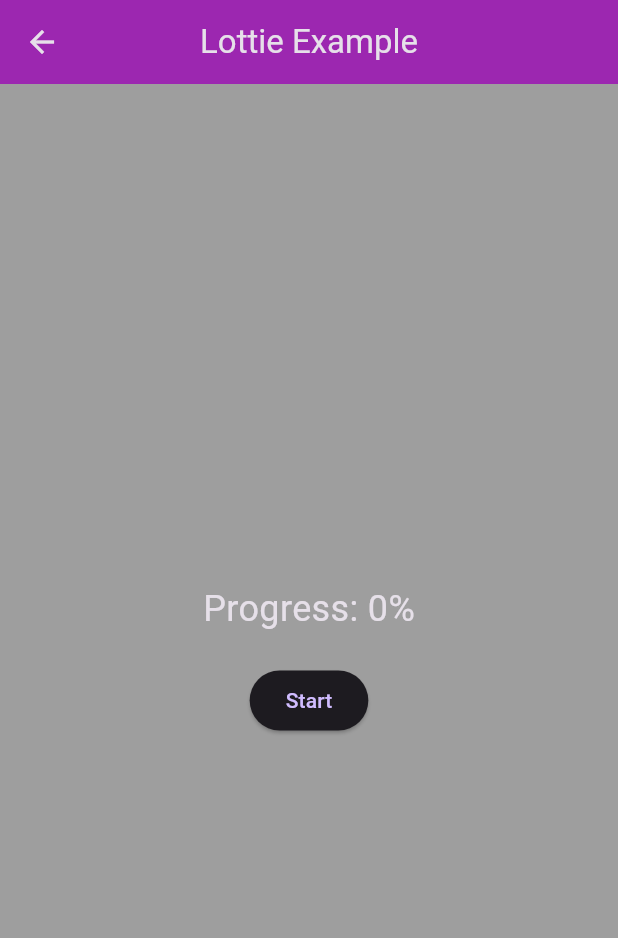
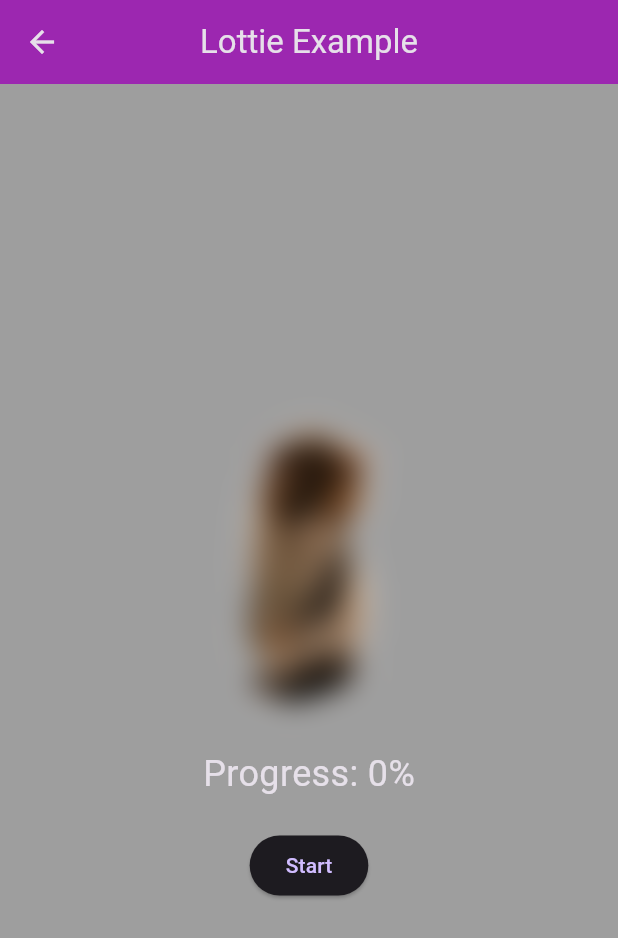
Before and after one commit to Batubttl/NeonApps, a Flutter app: the LottieExample screen opened directly, on a phone screen of 412 x 824 dp. Shown: the top 938 px of the screen. Run offline on Flutter 3.47's test engine with Material 3 defaults, Android fonts, the light colour scheme and no system bars; our stand-ins replace flutter_bloc, flutter_colorpicker, flutter_mobx, flutter_riverpod, google_fonts, lottie and 3 more; accounts and stored records are empty; generated files the repository leaves out were written again.

Commit message:
lottie case update

```diff
--- a/lib/Libraries/lottie.dart
+++ b/lib/Libraries/lottie.dart
@@ -1,3 +1,4 @@
+import 'dart:ui';
 import 'package:flutter/material.dart';
 import 'package:lottie/lottie.dart';
 
@@ -11,6 +12,7 @@ class LottieExample extends StatefulWidget {
 class _LottieExampleState extends State<LottieExample> {
   double _progress = 0.0;
   bool _isProcessing = false;
+  double _blurValue = 10.0;
 
   void _startProcessing() {
     setState(() {
@@ -22,8 +24,19 @@ class _LottieExampleState extends State<LottieExample> {
       setState(() {
         _progress = 1.0;
         _isProcessing = false;
+        _blurValue = 0.0;
       });
     });
+
+    // Simulate progress update
+    for (int i = 1; i <= 100; i++) {
+      Future.delayed(Duration(milliseconds: 50 * i), () {
+        setState(() {
+          _progress = i / 100;
+          _blurValue = 10.0 * (1 - _progress);
+        });
+      });
+    }
   }
 
   void _stopProcessing() {
@@ -44,6 +57,8 @@ class _LottieExampleState extends State<LottieExample> {
           mainAxisAlignment: MainAxisAlignment.center,
           children: [
             if (_isProcessing)
+              Column(
+                children: [
                   Lottie.asset(
                     'assets/Loading.json',
                     width: 200,
@@ -54,10 +69,42 @@ class _LottieExampleState extends State<LottieExample> {
                       // Start the animation
                     },
                   ),
+                  const SizedBox(height: 20),
+                  CircularProgressIndicator(value: _progress),
+                ],
+              ),
             if (!_isProcessing)
+              Column(
+                children: [
+                  Stack(
+                    alignment: Alignment.center,
+                    children: [
+                      Image.asset(
+                        'assets/biho.webp', // Replace with your image asset
+                        width: 200,
+                        height: 200,
+                        fit: BoxFit.cover,
+                      ),
+                      if (_progress < 1.0)
+                        BackdropFilter(
+                          filter: ImageFilter.blur(
+                            sigmaX: _blurValue,
+                            sigmaY: _blurValue,
+                          ),
+                          child: Container(
+                            width: 200,
+                            height: 200,
+                            color: Colors.transparent,
+                          ),
+                        ),
+                    ],
+                  ),
+                  const SizedBox(height: 20),
                   Text(
                     'Progress: ${(_progress * 100).toStringAsFixed(0)}%',
                     style: const TextStyle(fontSize: 24),
+                  ),
+                ],
               ),
             const SizedBox(height: 20),
             ElevatedButton(
```
Lines whose indentation alone changed are shown as unchanged.
